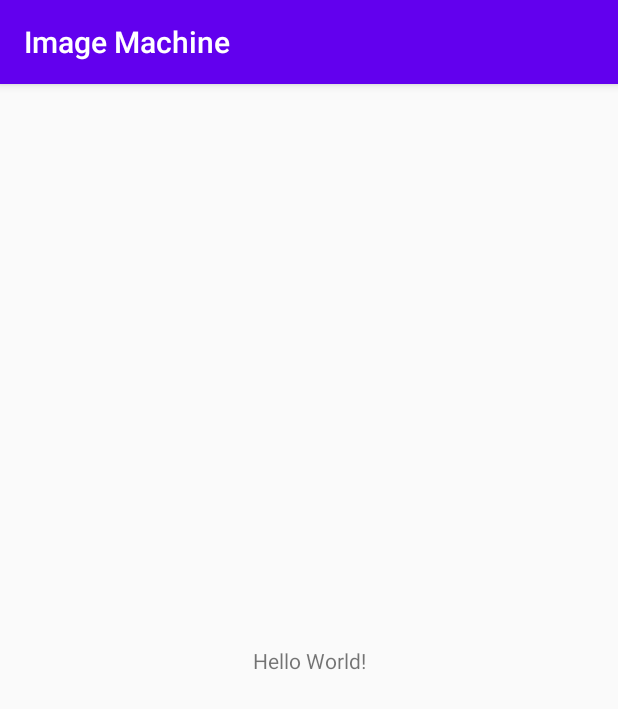
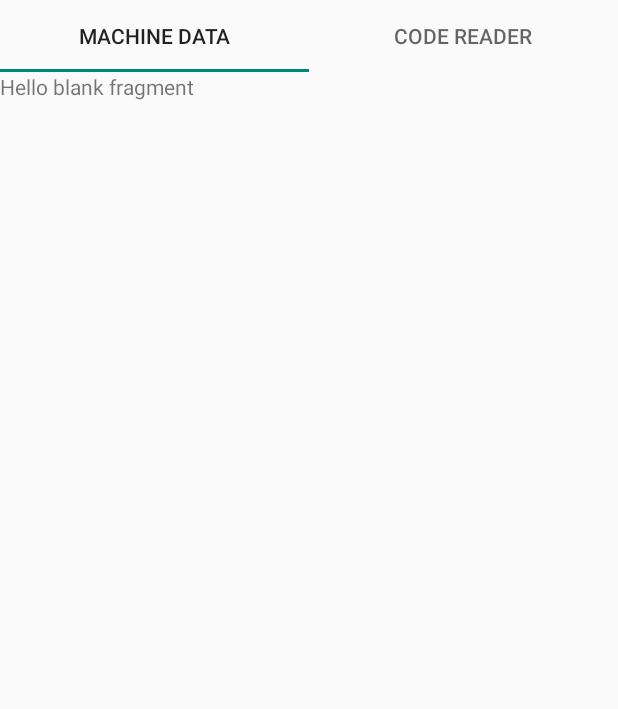
Before and after one commit to AdityaDwiRach/ImageMachine, an Android app: the screen it shows after launch (MainActivity), on a phone screen of 412 x 824 dp. Shown: the top 709 px of the screen. Run offline under Robolectric (Android 15) with nearby library versions, the phone set to English and light mode, and no system bars.

Commit message:
Init page adapter. Resolve entity data type problems.

```diff
--- a/app/build.gradle
+++ b/app/build.gradle
@@ -57,4 +57,7 @@ dependencies {
 
     //Recycle View
     implementation 'androidx.recyclerview:recyclerview:1.1.0'
+
+    //Gson
+    implementation 'com.google.code.gson:gson:2.8.6'
 }
--- a/app/src/main/AndroidManifest.xml
+++ b/app/src/main/AndroidManifest.xml
@@ -10,7 +10,8 @@
         android:supportsRtl="true"
         android:theme="@style/AppTheme">
         <activity android:name=".MachineDataDetailActivity"></activity>
-        <activity android:name=".MainActivity">
+        <activity android:name=".MainActivity"
+            android:theme="@style/Theme.AppCompat.Light.NoActionBar">
             <intent-filter>
                 <action android:name="android.intent.action.MAIN" />
 
--- a/app/src/main/java/com/adr/imagemachine/MainActivity.java
+++ b/app/src/main/java/com/adr/imagemachine/MainActivity.java
@@ -1,14 +1,24 @@
 package com.adr.imagemachine;
 
 import androidx.appcompat.app.AppCompatActivity;
+import androidx.fragment.app.FragmentPagerAdapter;
+import androidx.viewpager.widget.ViewPager;
 
 import android.os.Bundle;
 
+import com.adr.imagemachine.adapters.MachineDataVPAdapter;
+
 public class MainActivity extends AppCompatActivity {
+
+    FragmentPagerAdapter fragmentPagerAdapter;
 
     @Override
     protected void onCreate(Bundle savedInstanceState) {
         super.onCreate(savedInstanceState);
         setContentView(R.layout.activity_main);
+
+        ViewPager viewPager = findViewById(R.id.machine_data_view_pager);
+        fragmentPagerAdapter = new MachineDataVPAdapter(getSupportFragmentManager(), FragmentPagerAdapter.BEHAVIOR_RESUME_ONLY_CURRENT_FRAGMENT);
+        viewPager.setAdapter(fragmentPagerAdapter);
     }
 }
--- /dev/null
+++ b/app/src/main/java/com/adr/imagemachine/adapters/MachineDataVPAdapter.java
@@ -0,0 +1,43 @@
+package com.adr.imagemachine.adapters;
+
+import androidx.annotation.NonNull;
+import androidx.annotation.Nullable;
+import androidx.fragment.app.Fragment;
+import androidx.fragment.app.FragmentManager;
+import androidx.fragment.app.FragmentPagerAdapter;
+
+import com.adr.imagemachine.fragments.CodeReaderFragment;
+import com.adr.imagemachine.fragments.MachineDataFragment;
+
+import org.jetbrains.annotations.NotNull;
+
+public class MachineDataVPAdapter extends FragmentPagerAdapter {
+
+    public MachineDataVPAdapter(@NonNull FragmentManager fm, int behavior) {
+        super(fm, behavior);
+    }
+
+    @NotNull
+    @Override
+    public Fragment getItem(int position) {
+        if (position == 1) {
+            return CodeReaderFragment.newInstance();
+        }
+        return MachineDataFragment.newInstance();
+    }
+
+    @Override
+    public int getCount() {
+        return 2;
+    }
+
+    @Nullable
+    @Override
+    public CharSequence getPageTitle(int position) {
+        if (position == 1){
+            return "Code Reader";
+        } else {
+            return "Machine Data";
+        }
+    }
+}
--- a/app/src/main/java/com/adr/imagemachine/fragments/CodeReaderFragment.java
+++ b/app/src/main/java/com/adr/imagemachine/fragments/CodeReaderFragment.java
@@ -16,8 +16,8 @@ import com.adr.imagemachine.R;
  */
 public class CodeReaderFragment extends Fragment {
 
-    public CodeReaderFragment() {
-        // Required empty public constructor
+    public static CodeReaderFragment newInstance() {
+        return new CodeReaderFragment();
     }
 
 
--- a/app/src/main/java/com/adr/imagemachine/fragments/MachineDataFragment.java
+++ b/app/src/main/java/com/adr/imagemachine/fragments/MachineDataFragment.java
@@ -15,8 +15,8 @@ import com.adr.imagemachine.R;
  */
 public class MachineDataFragment extends Fragment {
 
-    public MachineDataFragment() {
-        // Required empty public constructor
+    public static MachineDataFragment newInstance() {
+        return new MachineDataFragment();
     }
 
 
--- a/app/src/main/res/layout/activity_main.xml
+++ b/app/src/main/res/layout/activity_main.xml
@@ -6,13 +6,20 @@
     android:layout_height="match_parent"
     tools:context=".MainActivity">
 
-    <TextView
-        android:layout_width="wrap_content"
+    <androidx.viewpager.widget.ViewPager
+        android:id="@+id/machine_data_view_pager"
+        android:layout_width="match_parent"
         android:layout_height="wrap_content"
-        android:text="Hello World!"
         app:layout_constraintBottom_toBottomOf="parent"
-        app:layout_constraintLeft_toLeftOf="parent"
-        app:layout_constraintRight_toRightOf="parent"
-        app:layout_constraintTop_toTopOf="parent" />
+        app:layout_constraintTop_toTopOf="parent">
+
+        <com.google.android.material.tabs.TabLayout
+            android:id="@+id/machine_data_tab_layout"
+            android:layout_width="match_parent"
+            android:layout_height="wrap_content"
+            android:layout_gravity="top" />
+
+    </androidx.viewpager.widget.ViewPager>
+
 
 </androidx.constraintlayout.widget.ConstraintLayout>
```
Also changed, not shown: app/src/main/java/com/adr/imagemachine/converter/ByteArrayConverter.java (added, +30 -0 lines), app/src/main/java/com/adr/imagemachine/converter/DateConverter.java (added, +32 -0 lines), app/src/main/java/com/adr/imagemachine/database/MachineDataEntity.java (+8 -1 lines).
